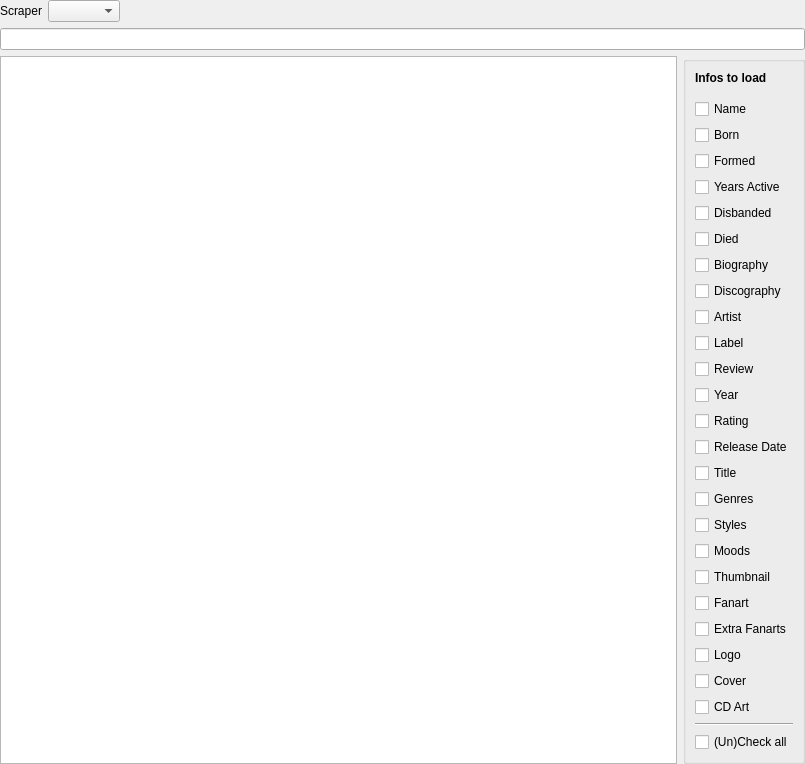
Above: src/music/MusicSearchWidget.ui from Komet/MediaElch before the change. Below: the same form after it.
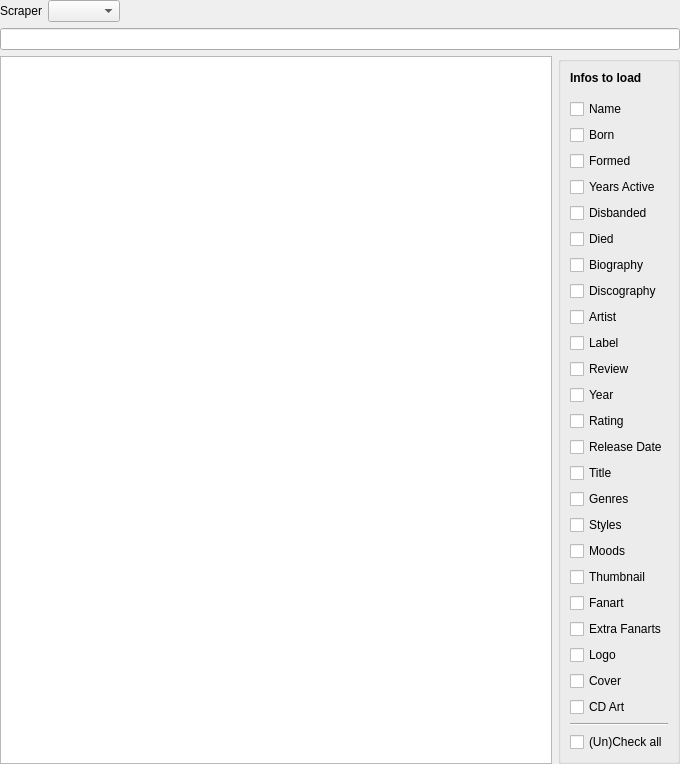
That is the form after the change. Custom widgets are drawn as their Qt base class.

Commit message: [Search] Restructure checkboxes; reduce height

What changed in the file:
```diff
--- a/src/music/MusicSearchWidget.ui
+++ b/src/music/MusicSearchWidget.ui
@@ -6,8 +6,8 @@
    <rect>
     <x>0</x>
     <y>0</y>
-    <width>805</width>
-    <height>743</height>
+    <width>680</width>
+    <height>640</height>
    </rect>
   </property>
   <property name="windowTitle">
```
The commit also changes 3 other files.
